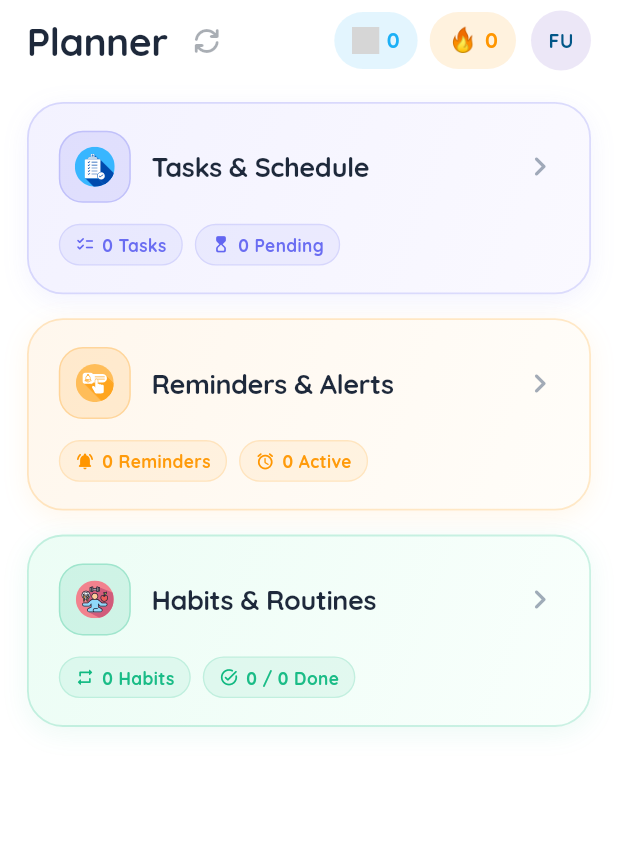
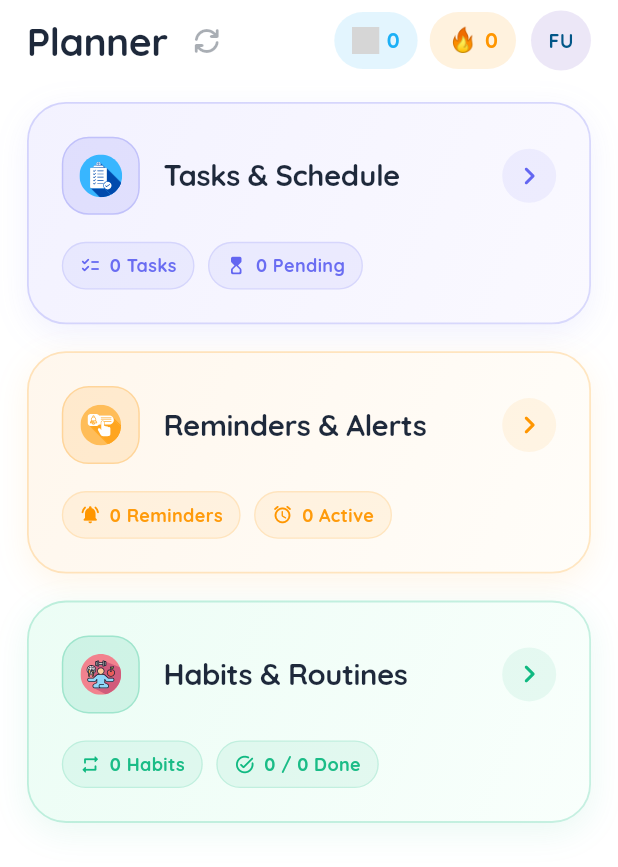
Before and after one commit to zubayerisfar/Focused, a Flutter app: the PlannerScreen screen opened directly, on a phone screen of 412 x 824 dp. Shown: the top 867 px of the screen. Run offline on Flutter 3.47's test engine with Material 3 defaults, Android fonts, the phone set to English and light mode, and no system bars; our stand-ins replace cloud_firestore, firebase_auth, firebase_core, firebase_messaging, flutter_local_notifications, flutter_svg and 10 more; missing offline and left inert: usage_stats; accounts and stored records are empty; generated files the repository leaves out were written again; network calls fail; project files that could hold a hidden picture were left out; grey boxes are pictures that could not be loaded.

Commit message:
feat(planner): increase tile height for screen coverage, position banner ad below cards

```diff
--- a/focused/lib/features/planner/views/planner_hub_body.dart
+++ b/focused/lib/features/planner/views/planner_hub_body.dart
@@ -3,6 +3,7 @@ import 'package:flutter_svg/flutter_svg.dart';
 import 'package:intl/intl.dart';
 import 'package:provider/provider.dart';
 
+import '../../../core/widgets/app_banner_ad_widget.dart';
 import '../../habits/providers/habit_provider.dart';
 import '../../tasks/models/task.dart';
 import '../../tasks/providers/task_provider.dart';
@@ -130,7 +131,7 @@ class PlannerHubBody extends StatelessWidget {
           ],
         ),
 
-        const SizedBox(height: 16),
+        const SizedBox(height: 18),
 
         // ── TILE 2: Reminders & Alerts ──
         _ModernPlannerTile(
@@ -171,7 +172,7 @@ class PlannerHubBody extends StatelessWidget {
           ],
         ),
 
-        const SizedBox(height: 16),
+        const SizedBox(height: 18),
 
         // ── TILE 3: Habits & Routines ──
         _ModernPlannerTile(
@@ -210,13 +211,20 @@ class PlannerHubBody extends StatelessWidget {
               ),
           ],
         ),
+
+        const SizedBox(height: 18),
+
+        // ── Centered Banner Ad (Positioned Down Below Tiles) ──
+        const AppBannerAdWidget(
+          margin: EdgeInsets.only(top: 4, bottom: 10),
+        ),
       ],
     );
   }
 }
 
 // ══════════════════════════════════════════════════════════════════════════════
-// MODERN PLANNER TILE (CLEAN & INFORMATIVE)
+// MODERN EXPANSIVE PLANNER TILE (TALLER & CLEAN)
 // ══════════════════════════════════════════════════════════════════════════════
 class _ModernPlannerTile extends StatelessWidget {
   final String title;
@@ -253,50 +261,52 @@ class _ModernPlannerTile extends StatelessWidget {
 
     return Material(
       color: Colors.transparent,
-      borderRadius: BorderRadius.circular(24),
+      borderRadius: BorderRadius.circular(26),
       child: InkWell(
-        borderRadius: BorderRadius.circular(24),
+        borderRadius: BorderRadius.circular(26),
         onTap: onTap,
         child: Container(
+          constraints: const BoxConstraints(minHeight: 148),
           decoration: BoxDecoration(
             gradient: LinearGradient(
               colors: gradientColors,
               begin: Alignment.topLeft,
               end: Alignment.bottomRight,
             ),
-            borderRadius: BorderRadius.circular(24),
+            borderRadius: BorderRadius.circular(26),
             border: Border.all(
               color: isDark
                   ? Colors.white.withValues(alpha: 0.09)
-                  : accentColor.withValues(alpha: 0.20),
+                  : accentColor.withValues(alpha: 0.22),
               width: 1.2,
             ),
             boxShadow: [
               BoxShadow(
                 color: isDark
-                    ? Colors.black.withValues(alpha: 0.30)
-                    : accentColor.withValues(alpha: 0.08),
-                blurRadius: 14,
-                offset: const Offset(0, 4),
+                    ? Colors.black.withValues(alpha: 0.35)
+                    : accentColor.withValues(alpha: 0.09),
+                blurRadius: 18,
+                offset: const Offset(0, 6),
               ),
             ],
           ),
-          padding: const EdgeInsets.symmetric(horizontal: 20, vertical: 18),
+          padding: const EdgeInsets.fromLTRB(22, 22, 22, 22),
           child: Column(
             crossAxisAlignment: CrossAxisAlignment.start,
+            mainAxisAlignment: MainAxisAlignment.spaceBetween,
             children: [
-              // ── Header: Icon, Title, and Chevron Arrow ──
+              // ── Header: Icon, Title, and Rounded Chevron Button ──
               Row(
                 crossAxisAlignment: CrossAxisAlignment.center,
                 children: [
                   Container(
-                    width: 48,
-                    height: 48,
+                    width: 52,
+                    height: 52,
                     decoration: BoxDecoration(
                       color: accentColor.withValues(
                         alpha: isDark ? 0.22 : 0.14,
                       ),
-                      borderRadius: BorderRadius.circular(16),
+                      borderRadius: BorderRadius.circular(18),
                       border: Border.all(
                         color: accentColor.withValues(alpha: 0.25),
                         width: 1.0,
@@ -306,51 +316,65 @@ class _ModernPlannerTile extends StatelessWidget {
                     child: svgAsset != null
                         ? SvgPicture.asset(
                             svgAsset!,
-                            width: 28,
-                            height: 28,
+                            width: 30,
+                            height: 30,
                             fit: BoxFit.contain,
                             placeholderBuilder: (_) => Icon(
                               fallbackIcon,
                               color: accentColor,
-                              size: 24,
+                              size: 26,
                             ),
                           )
-                        : Icon(fallbackIcon, color: accentColor, size: 24),
+                        : Icon(fallbackIcon, color: accentColor, size: 26),
                   ),
-                  const SizedBox(width: 14),
+                  const SizedBox(width: 16),
                   Expanded(
                     child: Text(
                       title,
                       style: TextStyle(
                         fontFamily: 'Quicksand',
-                        fontSize: 18,
+                        fontSize: 19.5,
                         fontWeight: FontWeight.w800,
                         letterSpacing: -0.3,
                         color: scheme.onSurface,
                       ),
                     ),
                   ),
-                  Icon(
+                  Container(
+                    width: 36,
+                    height: 36,
+                    decoration: BoxDecoration(
+                      color: isDark
+                          ? Colors.white.withValues(alpha: 0.06)
+                          : accentColor.withValues(alpha: 0.08),
+                      shape: BoxShape.circle,
+                    ),
+                    alignment: Alignment.center,
+                    child: Icon(
                       Icons.chevron_right_rounded,
-                    color: scheme.onSurfaceVariant.withValues(alpha: 0.6),
-                    size: 26,
+                      color: accentColor,
+                      size: 24,
+                    ),
                   ),
                 ],
               ),
 
-              if (chips.isNotEmpty) ...[
-                const SizedBox(height: 14),
+              const SizedBox(height: 18),
+
               // ── Informative Chips ──
+              if (chips.isNotEmpty)
                 Wrap(
-                  spacing: 8,
-                  runSpacing: 8,
+                  spacing: 9,
+                  runSpacing: 9,
                   children: chips,
                 ),
-              ],
 
               // ── Progress Bar (only shown when there are items) ──
               if (totalCount > 0) ...[
-                const SizedBox(height: 12),
+                const SizedBox(height: 16),
+                Column(
+                  crossAxisAlignment: CrossAxisAlignment.start,
+                  children: [
                     Row(
                       mainAxisAlignment: MainAxisAlignment.spaceBetween,
                       children: [
@@ -358,7 +382,7 @@ class _ModernPlannerTile extends StatelessWidget {
                           '$completedCount of $totalCount completed',
                           style: TextStyle(
                             fontFamily: 'Quicksand',
-                        fontSize: 11.5,
+                            fontSize: 12,
                             fontWeight: FontWeight.w700,
                             color: scheme.onSurfaceVariant,
                           ),
@@ -367,24 +391,26 @@ class _ModernPlannerTile extends StatelessWidget {
                           '${(progressRatio * 100).toInt()}%',
                           style: TextStyle(
                             fontFamily: 'Quicksand',
-                        fontSize: 12,
+                            fontSize: 12.5,
                             fontWeight: FontWeight.w800,
                             color: accentColor,
                           ),
                         ),
                       ],
                     ),
-                const SizedBox(height: 6),
+                    const SizedBox(height: 7),
                     ClipRRect(
                       borderRadius: BorderRadius.circular(6),
                       child: LinearProgressIndicator(
                         value: progressRatio,
-                    minHeight: 5,
+                        minHeight: 6,
                         backgroundColor: isDark
                             ? Colors.white.withValues(alpha: 0.08)
                             : accentColor.withValues(alpha: 0.12),
                         valueColor: AlwaysStoppedAnimation<Color>(accentColor),
                       ),
+                    ),
+                  ],
                 ),
               ],
             ],
@@ -416,7 +442,7 @@ class _TileChip extends StatelessWidget {
     final isDark = Theme.of(context).brightness == Brightness.dark;
 
     return Container(
-      padding: const EdgeInsets.symmetric(horizontal: 10, vertical: 5),
+      padding: const EdgeInsets.symmetric(horizontal: 11, vertical: 6.5),
       decoration: BoxDecoration(
         color: isHighImpact
             ? color.withValues(alpha: isDark ? 0.25 : 0.15)
@@ -432,13 +458,13 @@ class _TileChip extends StatelessWidget {
       child: Row(
         mainAxisSize: MainAxisSize.min,
         children: [
-          Icon(icon, size: 13, color: color),
-          const SizedBox(width: 5),
+          Icon(icon, size: 14, color: color),
+          const SizedBox(width: 6),
           Text(
             label,
             style: TextStyle(
               fontFamily: 'Quicksand',
-              fontSize: 11.5,
+              fontSize: 12,
               fontWeight: FontWeight.w800,
               color: isDark ? Colors.white : color.withValues(alpha: 0.95),
             ),
```
Lines whose indentation alone changed are shown as unchanged.
